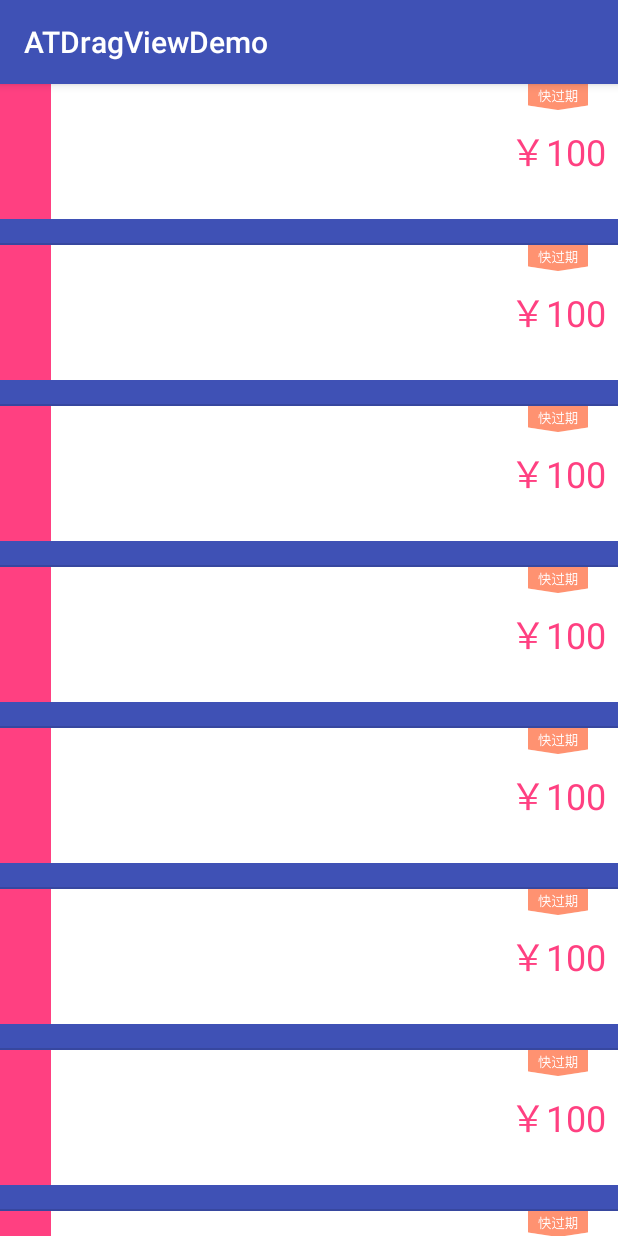
After one commit to GuoFeilong/ATDragViewDemo, an Android app: the ListActivity screen opened directly, with no data from a screen before it, on a phone screen of 412 x 824 dp. The commit adds this screen. Run offline under Robolectric (Android 15) with nearby library versions, the phone set to English and light mode, and no system bars.

Commit message:
布局改变
布局改变

```diff
--- a/app/src/main/AndroidManifest.xml
+++ b/app/src/main/AndroidManifest.xml
@@ -18,6 +18,9 @@
                 <category android:name="android.intent.category.LAUNCHER" />
             </intent-filter>
         </activity>
+        <activity
+            android:name=".ui.ListActivity"
+            android:screenOrientation="portrait" />
     </application>
 
 </manifest>
--- /dev/null
+++ b/app/src/main/java/com/asiatravel/atdragviewdemo/ui/ListActivity.java
@@ -0,0 +1,52 @@
+package com.asiatravel.atdragviewdemo.ui;
+
+import android.os.Bundle;
+import android.support.annotation.Nullable;
+import android.support.v7.app.AppCompatActivity;
+import android.view.LayoutInflater;
+import android.view.View;
+import android.view.ViewGroup;
+import android.widget.BaseAdapter;
+import android.widget.ListView;
+
+import com.asiatravel.atdragviewdemo.R;
+
+/**
+ * Created by user on 16/9/21.
+ */
+
+public class ListActivity extends AppCompatActivity {
+
+    @Override
+    protected void onCreate(@Nullable Bundle savedInstanceState) {
+        super.onCreate(savedInstanceState);
+        setContentView(R.layout.activity_list);
+        ListAdapter listAdapter = new ListAdapter();
+        ListView listView = (ListView) findViewById(R.id.lv_test);
+        listView.setAdapter(listAdapter);
+    }
+
+    class ListAdapter extends BaseAdapter {
+
+        @Override
+        public int getCount() {
+            return 20;
+        }
+
+        @Override
+        public Object getItem(int position) {
+            return null;
+        }
+
+        @Override
+        public long getItemId(int position) {
+            return 0;
+        }
+
+        @Override
+        public View getView(int position, View convertView, ViewGroup parent) {
+            convertView = LayoutInflater.from(ListActivity.this).inflate(R.layout.layout_test, null, false);
+            return convertView;
+        }
+    }
+}
--- a/app/src/main/java/com/asiatravel/atdragviewdemo/ui/MainActivity.java
+++ b/app/src/main/java/com/asiatravel/atdragviewdemo/ui/MainActivity.java
@@ -1,5 +1,6 @@
 package com.asiatravel.atdragviewdemo.ui;
 
+import android.content.Intent;
 import android.os.Bundle;
 import android.support.design.widget.FloatingActionButton;
 import android.support.design.widget.Snackbar;
@@ -8,6 +9,7 @@ import android.support.v7.widget.Toolbar;
 import android.view.View;
 import android.view.Menu;
 import android.view.MenuItem;
+import android.widget.TextView;
 import android.widget.Toast;
 
 import com.asiatravel.atdragviewdemo.R;
@@ -75,6 +77,15 @@ public class MainActivity extends AppCompatActivity {
         MyElongVerticalTextView verticalTextView = (MyElongVerticalTextView) findViewById(R.id.vt_textView);
 //        verticalTextView.setText("QQ专属");
 
+        TextView jump = (TextView) findViewById(R.id.tv_test);
+        jump.setOnClickListener(new View.OnClickListener() {
+            @Override
+            public void onClick(View v) {
+                Intent intent = new Intent(MainActivity.this,ListActivity.class);
+                startActivity(intent);
+            }
+        });
+
     }
 
     @Override
--- /dev/null
+++ b/app/src/main/res/layout/activity_list.xml
@@ -0,0 +1,19 @@
+<?xml version="1.0" encoding="utf-8"?>
+<LinearLayout xmlns:android="http://schemas.android.com/apk/res/android"
+    android:layout_width="match_parent"
+    android:background="@color/colorPrimary"
+    android:layout_height="match_parent"
+    android:orientation="vertical">
+
+    <ListView
+        android:clipToPadding="true"
+        android:id="@+id/lv_test"
+        android:layout_width="match_parent"
+        android:layout_height="match_parent"
+        android:listSelector="@null"
+        android:overScrollMode="never"
+        android:scrollbars="none">
+
+    </ListView>
+
+</LinearLayout>
--- a/app/src/main/res/layout/content_main.xml
+++ b/app/src/main/res/layout/content_main.xml
@@ -47,8 +47,20 @@
         android:id="@+id/vt_textView"
         android:layout_width="match_parent"
         android:layout_height="match_parent"
-        android:textColor="@android:color/white"
         android:layout_gravity="center_horizontal"
         android:gravity="center"
-        android:text="QQ专属垂直" />
+        android:text="QQ专属垂直"
+        android:textColor="@android:color/white"
+        android:visibility="gone" />
+
+    <TextView
+        android:id="@+id/tv_test"
+        android:layout_width="50dp"
+        android:layout_height="50dp"
+        android:layout_gravity="center_horizontal"
+        android:background="?android:attr/selectableItemBackground"
+        android:gravity="center"
+        android:text="跳转"
+        android:textColor="@color/colorAccent" />
+
 </LinearLayout>
--- /dev/null
+++ b/app/src/main/res/layout/layout_test.xml
@@ -0,0 +1,138 @@
+<?xml version="1.0" encoding="utf-8"?>
+<FrameLayout xmlns:android="http://schemas.android.com/apk/res/android"
+    android:layout_width="match_parent"
+    android:layout_height="wrap_content"
+    android:gravity="center_vertical">
+
+    <LinearLayout
+        android:id="@+id/red_packets_layout"
+        android:layout_width="match_parent"
+        android:layout_height="90dp"
+        android:layout_marginBottom="16dp"
+        android:gravity="center_vertical"
+        android:orientation="horizontal">
+
+        <LinearLayout
+            android:id="@+id/red_packets_left_layout"
+            android:layout_width="34dp"
+            android:layout_height="match_parent"
+            android:layout_gravity="left|center_vertical"
+            android:background="@color/colorAccent"
+            android:gravity="center"
+            android:orientation="vertical">
+
+            <TextView
+                android:id="@+id/red_packets_business_type"
+                android:layout_width="fill_parent"
+                android:layout_height="wrap_content"
+                android:layout_gravity="center"
+                android:gravity="center"
+                android:textColor="@android:color/white"
+                android:textSize="12sp" />
+        </LinearLayout>
+
+        <LinearLayout
+            android:layout_width="match_parent"
+            android:layout_height="90dp"
+            android:background="@android:color/white"
+            android:baselineAligned="false"
+            android:gravity="center_vertical"
+            android:orientation="horizontal">
+
+            <LinearLayout
+                android:layout_width="0dp"
+                android:layout_height="wrap_content"
+                android:layout_marginLeft="12dp"
+                android:layout_marginRight="12dp"
+                android:layout_weight="1"
+                android:gravity="center_vertical"
+                android:orientation="vertical">
+
+                <TextView
+                    android:id="@+id/red_packets_activity_name_tv"
+                    android:layout_width="wrap_content"
+                    android:layout_height="wrap_content"
+                    android:paddingRight="6dp"
+                    android:singleLine="true"
+                    android:textColor="@color/colorAccent"
+                    android:textSize="14sp" />
+
+
+                <TextView
+                    android:id="@+id/red_packets_tips"
+                    android:layout_width="wrap_content"
+                    android:layout_height="wrap_content"
+                    android:layout_marginTop="12dp"
+                    android:ellipsize="end"
+                    android:singleLine="true"
+                    android:textColor="@color/colorAccent"
+                    android:textSize="11sp"
+                    android:visibility="visible" />
+
+                <TextView
+                    android:id="@+id/red_packets_effective_date_tv"
+                    android:layout_width="wrap_content"
+                    android:layout_height="wrap_content"
+                    android:layout_marginTop="12dp"
+                    android:textColor="@color/colorAccent"
+                    android:textSize="12sp" />
+
+
+            </LinearLayout>
+
+            <View
+                android:id="@+id/hotel_order_hongbao_select_spit"
+                android:layout_width="2dp"
+                android:layout_height="match_parent"
+                android:layout_marginBottom="12dp"
+                android:layout_marginTop="12dp" />
+
+            <RelativeLayout
+                android:layout_width="80dp"
+                android:layout_height="match_parent"
+                android:orientation="vertical">
+
+                <ImageView
+                    android:id="@+id/iv_red_pack_expired_icon"
+                    android:layout_width="wrap_content"
+                    android:layout_height="wrap_content"
+                    android:layout_centerHorizontal="true"
+                    android:src="@mipmap/myelong_red_expired"
+                    android:visibility="visible" />
+
+                <LinearLayout
+                    android:layout_width="match_parent"
+                    android:layout_height="wrap_content"
+                    android:layout_centerInParent="true"
+                    android:orientation="vertical">
+
+                    <!-- 代码里面设置的￥为12sp，数字为30sp -->
+                    <TextView
+                        android:id="@+id/red_packets_face_value_tv"
+                        android:layout_width="wrap_content"
+                        android:layout_height="wrap_content"
+                        android:layout_gravity="center_horizontal"
+                        android:includeFontPadding="false"
+                        android:text="￥100"
+                        android:textColor="@color/colorAccent"
+                        android:textSize="24sp" />
+
+                    <TextView
+                        android:id="@+id/red_packets_face_value_desc_tv"
+                        android:layout_width="wrap_content"
+                        android:layout_height="wrap_content"
+                        android:layout_gravity="center_horizontal"
+                        android:layout_marginBottom="6dp"
+                        android:layout_marginTop="4dp"
+                        android:includeFontPadding="false"
+                        android:textColor="@color/colorAccent"
+                        android:textSize="12sp"
+                        android:visibility="gone" />
+                </LinearLayout>
+
+
+            </RelativeLayout>
+        </LinearLayout>
+    </LinearLayout>
+
+</FrameLayout>
```
Also changed, not shown: app/src/main/res/mipmap-xxhdpi/myelong_red_expired.png (added).
